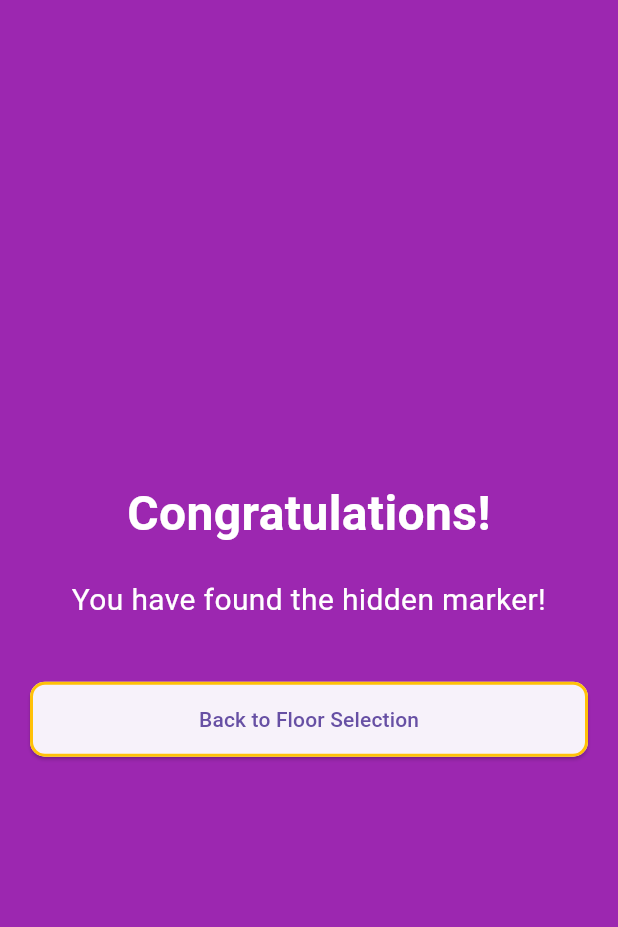
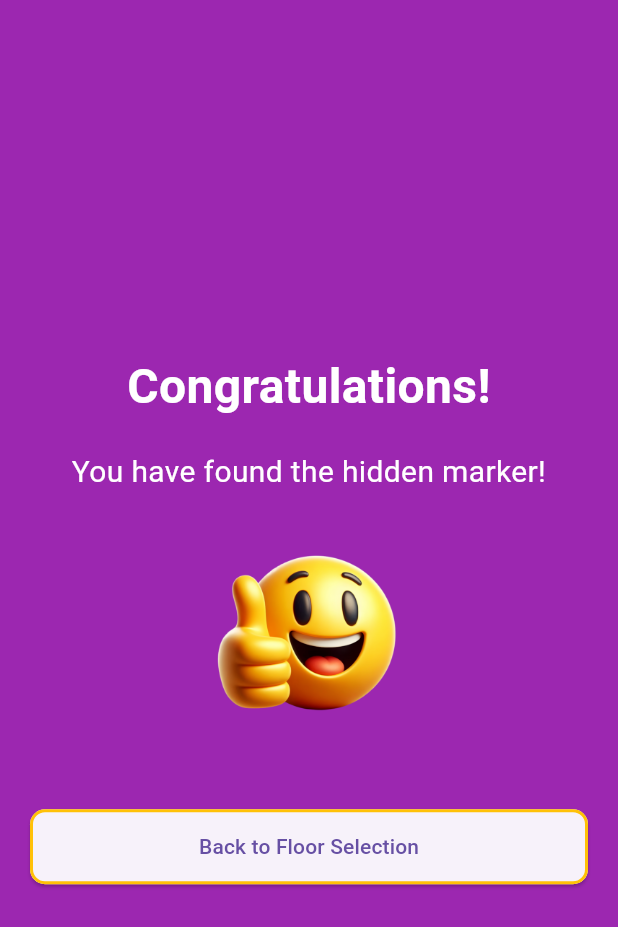
Before and after one commit to josephaycock/scavenger_hunt_pft, a Flutter app: the CongratulationsScreen screen opened directly, on a phone screen of 412 x 824 dp. Shown: the top 927 px of the screen. Run offline on Flutter 3.47's test engine with Material 3 defaults, Android fonts, the light colour scheme and no system bars.

Commit message:
added assets on the congrats screen

```diff
--- a/lib/congratulations_screen.dart
+++ b/lib/congratulations_screen.dart
@@ -27,6 +27,13 @@ class CongratulationsScreen extends StatelessWidget {
                 textAlign: TextAlign.center,
                 style: TextStyle(fontSize: 20, color: Colors.white),
               ),
+              SizedBox(height: 20),
+              // Display face.png between text and button
+              Image.asset(
+                'assets/face.png',
+                height: 150, // Adjust size as needed
+                fit: BoxFit.contain,
+              ),
               SizedBox(height: 40),
               ElevatedButton(
                 onPressed: () {
```
